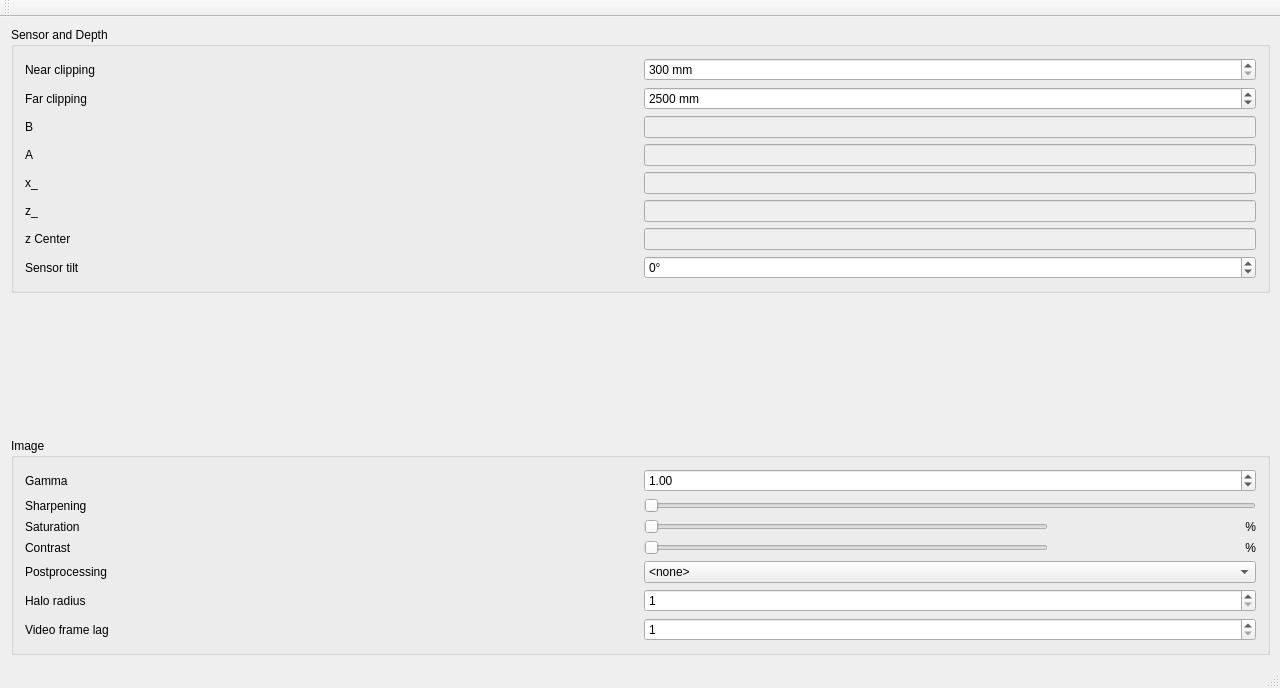
607011/w-1, file mainwindow.ui: the form before one commit.
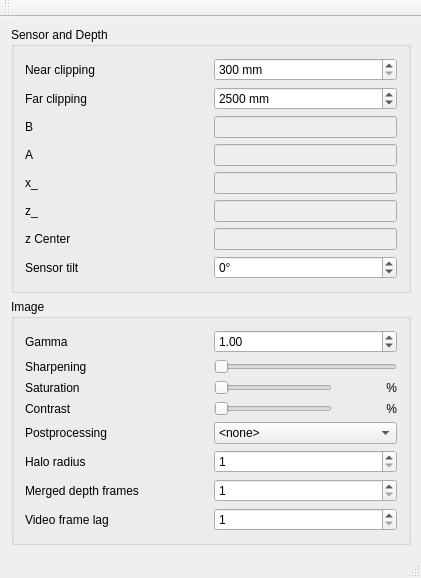
The form after the commit.

Patch:
```diff
--- a/mainwindow.ui
+++ b/mainwindow.ui
@@ -6,8 +6,8 @@
    <rect>
     <x>0</x>
     <y>0</y>
-    <width>1280</width>
-    <height>688</height>
+    <width>421</width>
+    <height>557</height>
    </rect>
   </property>
   <property name="windowTitle">
@@ -257,40 +257,6 @@
          <string>Image</string>
         </property>
         <layout class="QGridLayout" name="gridLayout_4">
-         <item row="3" column="0">
-          <widget class="QLabel" name="label_13">
-           <property name="text">
-            <string>Saturation</string>
-           </property>
-          </widget>
-         </item>
-         <item row="6" column="0">
-          <widget class="QLabel" name="label_12">
-           <property name="text">
-            <string>Postprocessing</string>
-           </property>
-          </widget>
-         </item>
-         <item row="8" column="1">
-          <widget class="QSpinBox" name="frameLagSpinBox">
-           <property name="minimum">
-            <number>1</number>
-           </property>
-           <property name="maximum">
-            <number>5</number>
-           </property>
-           <property name="value">
-            <number>1</number>
-           </property>
-          </widget>
-         </item>
-         <item row="8" column="0">
-          <widget class="QLabel" name="label_16">
-           <property name="text">
-            <string>Video frame lag</string>
-           </property>
-          </widget>
-         </item>
          <item row="5" column="1">
           <layout class="QHBoxLayout" name="horizontalLayout_2">
            <item>
@@ -469,6 +435,60 @@
            </item>
           </layout>
          </item>
+         <item row="3" column="0">
+          <widget class="QLabel" name="label_13">
+           <property name="text">
+            <string>Saturation</string>
+           </property>
+          </widget>
+         </item>
+         <item row="6" column="0">
+          <widget class="QLabel" name="label_12">
+           <property name="text">
+            <string>Postprocessing</string>
+           </property>
+          </widget>
+         </item>
+         <item row="9" column="1">
+          <widget class="QSpinBox" name="frameLagSpinBox">
+           <property name="minimum">
+            <number>1</number>
+           </property>
+           <property name="maximum">
+            <number>5</number>
+           </property>
+           <property name="value">
+            <number>1</number>
+           </property>
+          </widget>
+         </item>
+         <item row="9" column="0">
+          <widget class="QLabel" name="label_16">
+           <property name="text">
+            <string>Video frame lag</string>
+           </property>
+          </widget>
+         </item>
+         <item row="8" column="0">
+          <widget class="QLabel" name="label_17">
+           <property name="text">
+            <string>Merged depth frames</string>
+           </property>
+          </widget>
+         </item>
+         <item row="8" column="1">
+          <widget class="QSpinBox" name="mergedDepthFramesSpinBox">
+           <property name="minimum">
+            <number>1</number>
+           </property>
+           <property name="maximum">
+            <number>11</number>
+           </property>
+           <property name="value">
+            <number>1</number>
+           </property>
+          </widget>
+         </item>
         </layout>
        </widget>
       </item>
```
Left out of the diff: 2 changed lines with no effect on the pictures.
